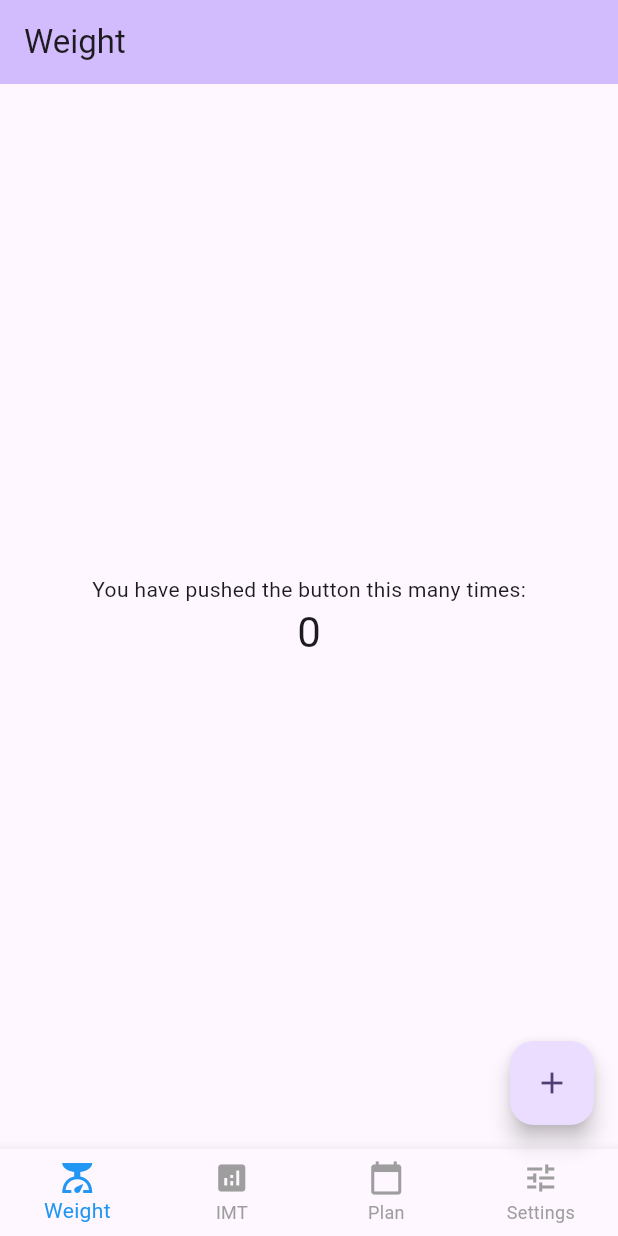
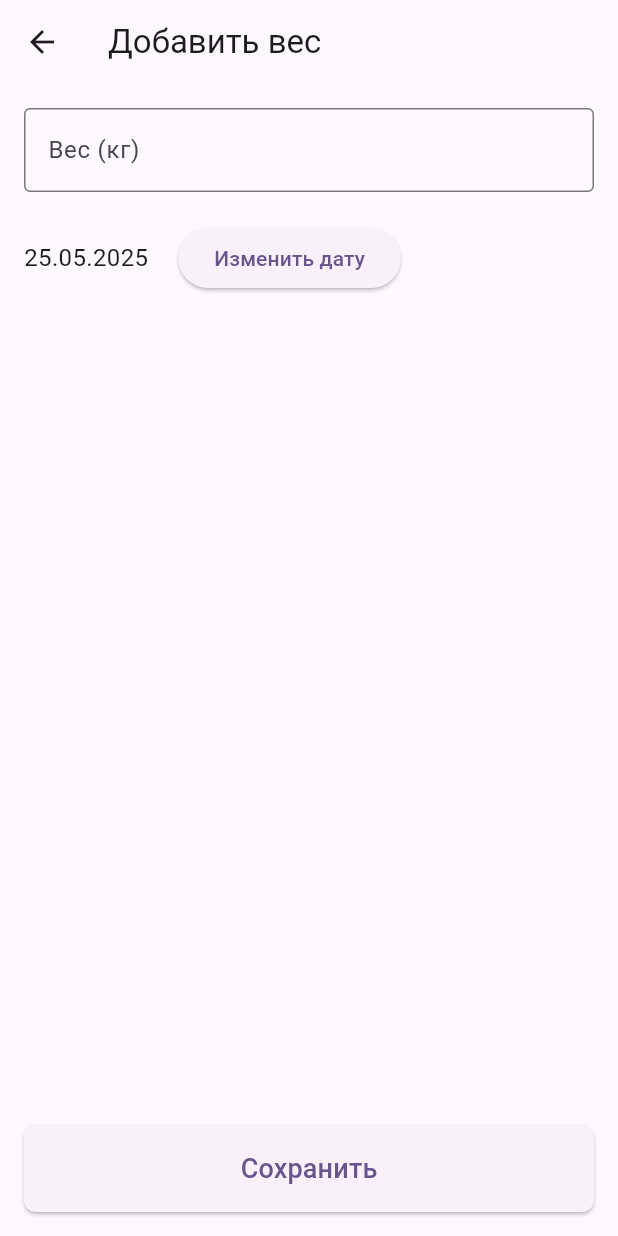
Before and after one commit to MironBerch/collection-of-projects, a Flutter app: the screen it shows after launch, after a tap on the "add" icon, on a phone screen of 412 x 824 dp. Run offline on Flutter 3.47's test engine with Material 3 defaults, Android fonts, the light colour scheme and no system bars; our stand-ins replace sqflite, sqflite_common_ffi; accounts and stored records are empty.

Commit message:
Add weight features

```diff
--- a/lib/main.dart
+++ b/lib/main.dart
@@ -1,6 +1,9 @@
 import 'package:flutter/material.dart';
-
+import 'package:sqflite_common_ffi/sqflite_ffi.dart';
+import 'src/features/weight/weight_page.dart';
 void main() {
+  sqfliteFfiInit();
+  databaseFactory = databaseFactoryFfi;
   runApp(const MyApp());
 }
 
@@ -29,21 +32,14 @@ class MyHomePage extends StatefulWidget {
 }
 
 class _MyHomePageState extends State<MyHomePage> {
-  int _counter = 0;
   int _currentIndex = 0;
 
   final List<Widget> _pages = [
-    const CounterPage(),
+    const WeightPage(),
     const PlaceholderPage(title: "IMT"),
     const PlaceholderPage(title: "Plan"),
     const PlaceholderPage(title: "Settings"),
   ];
-
-  void _incrementCounter() {
-    setState(() {
-      _counter++;
-    });
-  }
 
   @override
   Widget build(BuildContext context) {
@@ -53,13 +49,6 @@ class _MyHomePageState extends State<MyHomePage> {
         title: Text(widget.title),
       ),
       body: _pages[_currentIndex],
-      floatingActionButton: _currentIndex == 0
-          ? FloatingActionButton(
-              onPressed: _incrementCounter,
-              tooltip: 'Increment',
-              child: const Icon(Icons.add),
-            )
-          : null,
       bottomNavigationBar: BottomNavigationBar(
       currentIndex: _currentIndex,
       onTap: (index) {
@@ -95,27 +84,6 @@ class _MyHomePageState extends State<MyHomePage> {
   }
 }
 
-class CounterPage extends StatelessWidget {
-  const CounterPage({super.key});
-
-  @override
-  Widget build(BuildContext context) {
-    final counter = (context.findAncestorStateOfType<_MyHomePageState>()!._counter);
-
-    return Center(
-      child: Column(
-        mainAxisAlignment: MainAxisAlignment.center,
-        children: <Widget>[
-          const Text('You have pushed the button this many times:'),
-          Text(
-            '$counter',
-            style: Theme.of(context).textTheme.headlineMedium,
-          ),
-        ],
-      ),
-    );
-  }
-}
 
 class PlaceholderPage extends StatelessWidget {
   final String title;
--- /dev/null
+++ b/lib/src/features/weight/add_edit_weight_page.dart
@@ -0,0 +1,146 @@
+import 'package:flutter/material.dart';
+import 'package:intl/intl.dart';
+import '../../models/weight_record.dart';
+import '../../services/database_helper.dart';
+
+class AddEditWeightPage extends StatefulWidget {
+  final WeightRecord? weight;
+
+  const AddEditWeightPage({super.key, this.weight});
+
+  @override
+  State<AddEditWeightPage> createState() => _AddEditWeightPageState();
+}
+
+class _AddEditWeightPageState extends State<AddEditWeightPage> {
+  final _formKey = GlobalKey<FormState>();
+  final _weightController = TextEditingController();
+  DateTime _selectedDate = DateTime.now();
+  final _dbHelper = DatabaseHelper();
+
+  @override
+  void initState() {
+    super.initState();
+    if (widget.weight != null) {
+      _weightController.text = widget.weight!.weight.toString();
+      _selectedDate = widget.weight!.date;
+    }
+  }
+
+  @override
+  void dispose() {
+    _weightController.dispose();
+    super.dispose();
+  }
+
+  Future<void> _selectDate(BuildContext context) async {
+    final DateTime? picked = await showDatePicker(
+      context: context,
+      initialDate: _selectedDate,
+      firstDate: DateTime(2000),
+      lastDate: DateTime.now(),
+    );
+    if (picked != null && picked != _selectedDate) {
+      setState(() {
+        _selectedDate = picked;
+      });
+    }
+  }
+
+  Future<void> _saveWeight() async {
+    if (_formKey.currentState!.validate()) {
+      try {
+        final weight = WeightRecord(
+          id: widget.weight?.id,
+          weight: double.parse(_weightController.text),
+          date: _selectedDate,
+        );
+
+        final dbHelper = DatabaseHelper();
+        if (weight.id == null) {
+          await dbHelper.insertWeight(weight);
+        } else {
+          await dbHelper.updateWeight(weight);
+        }
+
+        if (mounted) {
+          Navigator.pop(context, true);
+        }
+      } catch (e) {
+        if (mounted) {
+          ScaffoldMessenger.of(context).showSnackBar(
+            SnackBar(content: Text('Ошибка: ${e.toString()}')),
+          );
+        }
+      }
+    }
+  }
+
+  @override
+  Widget build(BuildContext context) {
+    return Scaffold(
+      appBar: AppBar(
+        title: Text(widget.weight == null ? 'Добавить вес' : 'Редактировать вес'),
+      ),
+      body: SingleChildScrollView(
+        padding: const EdgeInsets.all(16.0),
+        child: Form(
+          key: _formKey,
+          child: Column(
+            children: [
+              TextFormField(
+                controller: _weightController,
+                keyboardType: TextInputType.number,
+                decoration: const InputDecoration(
+                  labelText: 'Вес (кг)',
+                  hintText: 'Например: 68.5',
+                  border: OutlineInputBorder(),
+                ),
+                validator: (value) {
+                  if (value == null || value.isEmpty) return 'Введите вес';
+                  if (double.tryParse(value) == null) return 'Неверный формат';
+                  return null;
+                },
+              ),
+              const SizedBox(height: 20),
+              Row(
+                children: [
+                  Text(
+                    DateFormat('dd.MM.yyyy').format(_selectedDate),
+                    style: const TextStyle(fontSize: 16),
+                  ),
+                  const SizedBox(width: 20),
+                  ElevatedButton(
+                    onPressed: () => _selectDate(context),
+                    child: const Text('Изменить дату'),
+                  ),
+                ],
+              ),
+              const SizedBox(height: 80), // Отступ для bottom sheet
+            ],
+          ),
+        ),
+      ),
+      bottomSheet: Container(
+        color: Theme.of(context).scaffoldBackgroundColor,
+        padding: const EdgeInsets.all(16.0),
+        child: SizedBox(
+          width: double.infinity,
+          child: ElevatedButton(
+            onPressed: _saveWeight,
+            style: ElevatedButton.styleFrom(
+              padding: const EdgeInsets.symmetric(vertical: 16),
+              shape: RoundedRectangleBorder(
+                borderRadius: BorderRadius.circular(8),
+              ),
+            ),
+            child: const Text(
+              'Сохранить',
+              style: TextStyle(fontSize: 18),
+            ),
+          ),
+        ),
+      ),
+    );
+  }
+}
--- /dev/null
+++ b/lib/src/features/weight/weight_page.dart
@@ -0,0 +1,95 @@
+import 'package:flutter/material.dart';
+import 'package:intl/intl.dart';
+import '../../models/weight_record.dart';
+import '../../services/database_helper.dart';
+import './add_edit_weight_page.dart';
+
+class WeightPage extends StatefulWidget {
+  const WeightPage({super.key});
+
+  @override
+  State<WeightPage> createState() => _WeightPageState();
+}
+
+class _WeightPageState extends State<WeightPage> {
+  final DatabaseHelper _dbHelper = DatabaseHelper();
+  List<WeightRecord> _weights = [];
+
+  @override
+  void initState() {
+    super.initState();
+    _loadWeights();
+  }
+
+  Future<void> _loadWeights() async {
+    final weights = await _dbHelper.getWeights();
+    setState(() {
+      _weights = weights;
+    });
+  }
+
+  @override
+  Widget build(BuildContext context) {
+    return Scaffold(
+      body: _weights.isEmpty
+          ? const Center(child: Text('No weight records yet'))
+          : ListView.builder(
+              itemCount: _weights.length,
+              itemBuilder: (context, index) {
+                final weight = _weights[index];
+                return ListTile(
+                  title: Text('${weight.weight} kg'),
+                  subtitle: Text(DateFormat('yyyy-MM-dd HH:mm').format(weight.date)),
+                  trailing: Row(
+                    mainAxisSize: MainAxisSize.min,
+                    children: [
+                      IconButton(
+                        icon: const Icon(Icons.edit),
+                        onPressed: () => _editWeight(context, weight),
+                      ),
+                      IconButton(
+                        icon: const Icon(Icons.delete),
+                        onPressed: () => _deleteWeight(weight.id!),
+                      ),
+                    ],
+                  ),
+                );
+              },
+            ),
+      floatingActionButton: FloatingActionButton(
+        onPressed: () => _addWeight(context),
+        tooltip: 'Add weight record',
+        child: const Icon(Icons.add),
+      ),
+    );
+  }
+
+  Future<void> _addWeight(BuildContext context) async {
+    final result = await Navigator.push(
+      context,
+      MaterialPageRoute(builder: (context) => const AddEditWeightPage()),
+    );
+
+    if (result == true) {
+      _loadWeights();
+    }
+  }
+
+  Future<void> _editWeight(BuildContext context, WeightRecord weight) async {
+    final result = await Navigator.push(
+      context,
+      MaterialPageRoute(
+        builder: (context) => AddEditWeightPage(weight: weight),
+      ),
+    );
+
+    if (result == true) {
+      _loadWeights();
+    }
+  }
+
+  Future<void> _deleteWeight(int id) async {
+    await _dbHelper.deleteWeight(id);
+    _loadWeights();
+  }
+}
--- /dev/null
+++ b/lib/src/models/weight_record.dart
@@ -0,0 +1,29 @@
+class WeightRecord {
+  int? id;
+  double weight;
+  DateTime date;
+
+  WeightRecord(
+    {
+      this.id,
+      required this.weight,
+      required this.date,
+    }
+  );
+
+  Map<String, dynamic> toMap() {
+    return {
+      'id': id,
+      'weight': weight,
+      'date': date.toIso8601String(),
+    };
+  }
+
+  factory WeightRecord.fromMap(Map<String, dynamic> map) {
+    return WeightRecord(
+      id: map['id'],
+      weight: map['weight'],
+      date: DateTime.parse(map['date']),
+    );
+  }
+}
--- /dev/null
+++ b/lib/src/services/database_helper.dart
@@ -0,0 +1,71 @@
+import 'package:sqflite/sqflite.dart';
+import 'package:path/path.dart';
+import '../models/weight_record.dart';
+
+class DatabaseHelper {
+  static final DatabaseHelper _instance = DatabaseHelper._internal();
+  static Database? _database;
+
+  factory DatabaseHelper() => _instance;
+
+  DatabaseHelper._internal();
+
+  Future<Database> get database async {
+    if (_database != null) return _database!;
+    _database = await _initDatabase();
+    return _database!;
+  }
+
+  Future<Database> _initDatabase() async {
+    final dbPath = await getDatabasesPath();
+    final path = join(dbPath, 'weights.db');
+
+    return await openDatabase(
+      path,
+      version: 1,
+      onCreate: _createDatabase,
+    );
+  }
+
+  Future _createDatabase(Database db, int version) async {
+    await db.execute('''
+      CREATE TABLE weights(
+        id INTEGER PRIMARY KEY AUTOINCREMENT,
+        weight REAL NOT NULL,
+        date TEXT NOT NULL
+      )
+    ''');
+  }
+
+  Future<int> insertWeight(WeightRecord weight) async {
+    final db = await database;
+    return await db.insert('weights', weight.toMap());
+  }
+
+  Future<List<WeightRecord>> getWeights() async {
+    final db = await database;
+    final List<Map<String, dynamic>> maps = await db.query('weights', orderBy: 'date DESC');
+    return List.generate(maps.length, (i) {
+      return WeightRecord.fromMap(maps[i]);
+    });
+  }
+
+  Future<int> updateWeight(WeightRecord weight) async {
+    final db = await database;
+    return await db.update(
+      'weights',
+      weight.toMap(),
+      where: 'id = ?',
+      whereArgs: [weight.id],
+    );
+  }
+
+  Future<int> deleteWeight(int id) async {
+    final db = await database;
+    return await db.delete(
+      'weights',
+      where: 'id = ?',
+      whereArgs: [id],
+    );
+  }
+}
--- a/pubspec.yaml
+++ b/pubspec.yaml
@@ -34,6 +34,11 @@ dependencies:
   # The following adds the Cupertino Icons font to your application.
   # Use with the CupertinoIcons class for iOS style icons.
   cupertino_icons: ^1.0.8
+  sqflite: ^2.3.0
+  intl: ^0.18.1
+  path: ^1.9.1
+  sqflite_common_ffi: ^2.2.1
+
 
 dev_dependencies:
   flutter_test:
```
Also changed, not shown: pubspec.lock, 1 other file.
